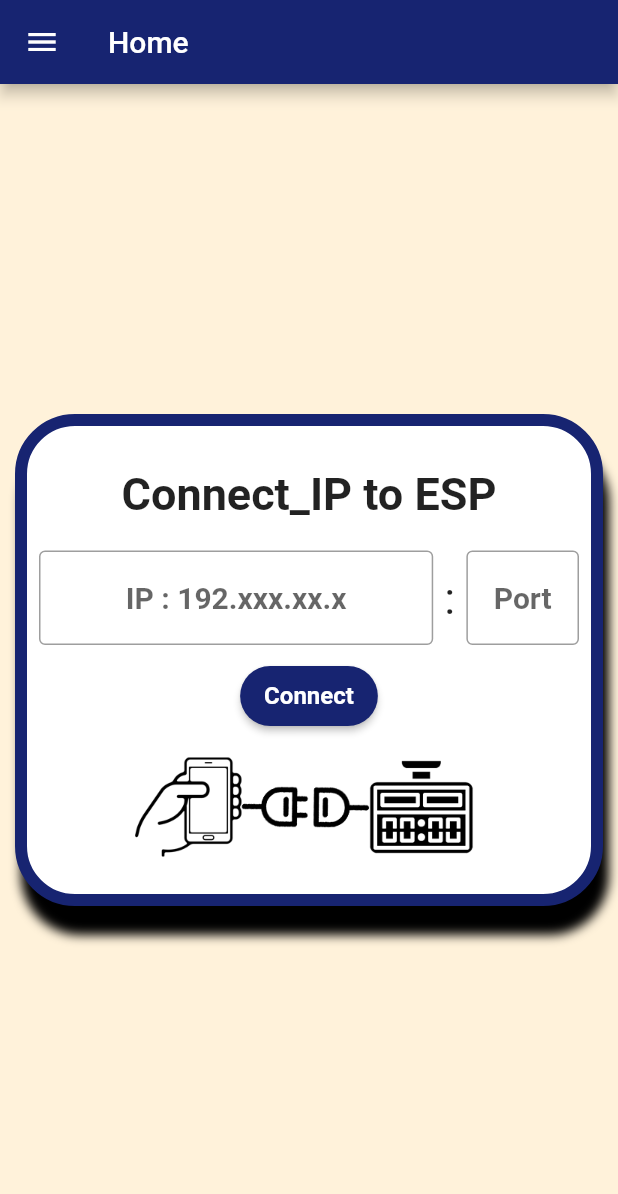
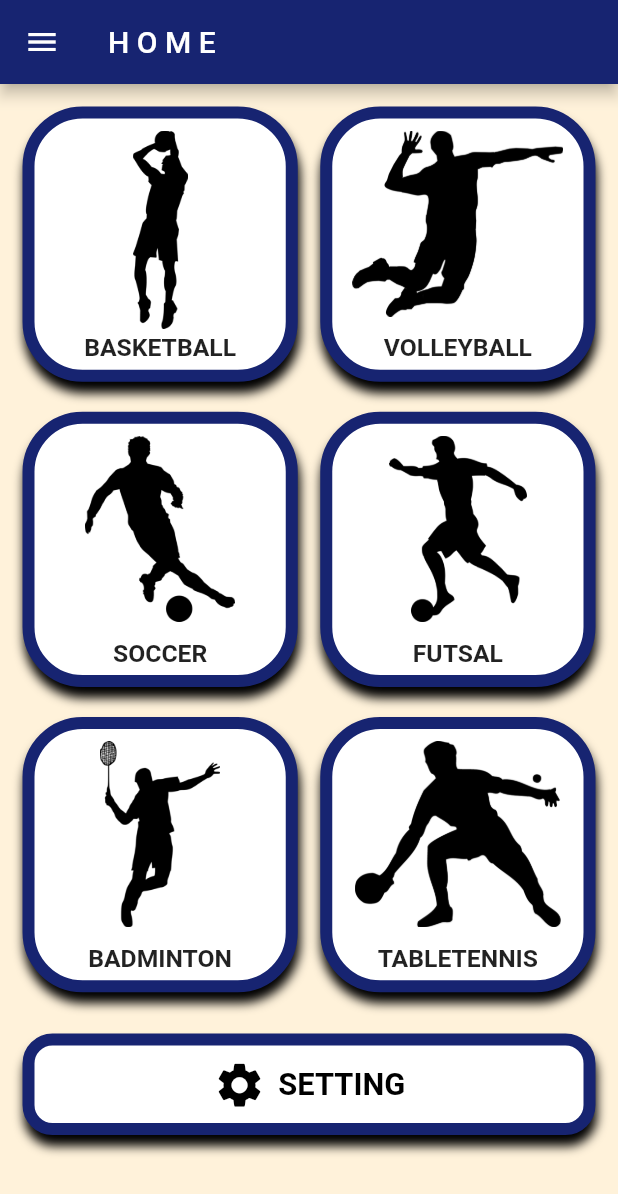
Before and after one commit to Methapon2001/rmutl-scoreboard, a Flutter app: the screen it shows after launch, on a phone screen of 412 x 824 dp. Shown: the top 1194 px of the screen. Run offline on Flutter 3.47's test engine with Material 2 defaults, Android fonts, the light colour scheme and no system bars; our stand-ins replace fluttertoast, quickalert, sizer.

Commit message:
create new page for setting

```diff
--- a/lib/views/home.dart
+++ b/lib/views/home.dart
@@ -1,6 +1,6 @@
 import "package:flutter/material.dart";
+import 'package:scoreboard/widgets/image_sport.dart';
 import 'package:scoreboard/widgets/menu.dart';
-import 'package:scoreboard/widgets/connect_ip.dart';
 
 import '../widgets/bar.dart';
 
@@ -15,41 +15,15 @@ class _MyHomePageState extends State<MyHomePage> {
   @override
   Widget build(BuildContext context) {
     return Scaffold(
-      appBar: Titlebar().appBar("Home"),
-      drawer: const MenuDrawer(index: 0),
-      body: Container(
-        color: const Color.fromARGB(255, 255, 242, 218),
-        width: MediaQuery.of(context).size.width,
-        height: MediaQuery.of(context).size.height,
-        child: Padding(
-          padding: const EdgeInsets.all(10.0),
-          child: Column(
-        mainAxisAlignment: MainAxisAlignment.center,
-        // ignore: prefer_const_literals_to_create_immutables
-        children: <Widget>[
-          SizedBox(
-            child: Container(
-              decoration: BoxDecoration(
-                  border: Border.all(
-                      color: const Color.fromARGB(255, 23, 36, 113),
-                      width: 8.0),
-                  borderRadius: const BorderRadius.all(
-                    Radius.circular(40),
-                  ),
-                  color: Colors.white,
-                  boxShadow: const [
-                    BoxShadow(
-                        color: Colors.black,
-                        blurRadius: 5,
-                        offset: Offset(4, 19))
-                  ]),
-              child: const ConnectIP(),
-            ),
-          ),
-        ],
-          ),
-        ),
-      ),
-    );
+        appBar: Titlebar().appBar("H O M E"),
+        drawer: const MenuDrawer(index: 0),
+        backgroundColor: MyBackgroundColor,
+        body: SingleChildScrollView(
+          physics: const NeverScrollableScrollPhysics(),
+          child: SizedBox(
+              width: MediaQuery.of(context).size.width,
+              height: MediaQuery.of(context).size.height,
+              child: const ImageSports()),
+        ));
   }
 }
--- a/lib/views/test.dart
+++ b/lib/views/setting.dart
@@ -1,21 +1,21 @@
 import "package:flutter/material.dart";
 import 'package:scoreboard/widgets/menu.dart';
-import 'package:scoreboard/widgets/connect_test.dart';
+import 'package:scoreboard/widgets/connect_database.dart';
 
 import '../widgets/bar.dart';
 
-class Tester extends StatefulWidget {
-  const Tester({super.key});
+class SettingPage extends StatefulWidget {
+  const SettingPage({super.key});
 
   @override
-  State<Tester> createState() => _TesterState();
+  State<SettingPage> createState() => _SettingPageState();
 }
 
-class _TesterState extends State<Tester> {
+class _SettingPageState extends State<SettingPage> {
   @override
   Widget build(BuildContext context) {
     return Scaffold(
-      appBar: Titlebar().appBar("Test"),
+      appBar: Titlebar().appBar("S E T T I N G"),
       drawer: const MenuDrawer(index: 7),
       body: Container(
         color: const Color.fromARGB(255, 255, 242, 218),
@@ -42,7 +42,7 @@ class _TesterState extends State<Tester> {
                       blurRadius: 5,
                       offset: Offset(4, 19))
                 ]),
-              child: ConnectTest(),
+              child: ConnectDatabase(),
           ),
         ],
           ),
--- a/lib/widgets/connect_test.dart
+++ b/lib/widgets/connect_database.dart
@@ -1,14 +1,14 @@
 import 'package:flutter/material.dart';
-import 'package:scoreboard/views/basketball.dart';
+import 'package:scoreboard/views/home.dart';
 
-class ConnectTest extends StatefulWidget {
-  const ConnectTest({super.key});
+class ConnectDatabase extends StatefulWidget {
+  const ConnectDatabase({super.key});
 
   @override
-  State<ConnectTest> createState() => _ConnectTestState();
+  State<ConnectDatabase> createState() => _ConnectDatabaseState();
 }
 
-class _ConnectTestState extends State<ConnectTest> {
+class _ConnectDatabaseState extends State<ConnectDatabase> {
   final TextEditingController lineToken = TextEditingController();
   @override
   Widget build(BuildContext context) {
@@ -49,7 +49,7 @@ class _ConnectTestState extends State<ConnectTest> {
                   textAlign: TextAlign.center,
                   decoration: const InputDecoration(
                     contentPadding: EdgeInsets.all(8),
-                    labelText: 'Address',
+                    labelText: 'Database Text',
                     border: OutlineInputBorder(
                         borderRadius: BorderRadius.all(Radius.circular(12))),
                   ),
@@ -83,7 +83,7 @@ class _ConnectTestState extends State<ConnectTest> {
                 Navigator.push(
                     context,
                     MaterialPageRoute(
-                        builder: (context) => const BasketballPage()));
+                        builder: (context) => const MyHomePage()));
               },
               child: const Icon(Icons.keyboard_double_arrow_right)),
         ]),
--- /dev/null
+++ b/lib/widgets/image_sport.dart
@@ -0,0 +1,337 @@
+import 'package:flutter/material.dart';
+import 'package:scoreboard/views/badminton.dart';
+import 'package:scoreboard/views/basketball.dart';
+import 'package:scoreboard/views/futsal.dart';
+import 'package:scoreboard/views/soccer.dart';
+import 'package:scoreboard/views/tabletennis.dart';
+import 'package:scoreboard/views/setting.dart';
+import 'package:scoreboard/views/volleyball.dart';
+import 'package:sizer/sizer.dart';
+
+class ImageSports extends StatefulWidget {
+  const ImageSports({super.key});
+
+  @override
+  State<ImageSports> createState() => _ImageSportsState();
+}
+
+class _ImageSportsState extends State<ImageSports> {
+  @override
+  Widget build(BuildContext context) {
+    return SingleChildScrollView(
+      physics: const NeverScrollableScrollPhysics(),
+      child: Column(
+        children: [
+          SizedBox(
+            height: 75.h,
+            child: GridView.count(
+              physics: const NeverScrollableScrollPhysics(),
+              padding: const EdgeInsets.all(15),
+              crossAxisCount: 2,
+              crossAxisSpacing: 15,
+              mainAxisSpacing: 20,
+              children: [
+                Container(
+                  decoration: BoxDecoration(
+                      border: Border.all(
+                          color: const Color.fromARGB(255, 23, 36, 113),
+                          width: 8.0),
+                      borderRadius: const BorderRadius.all(
+                        Radius.circular(40),
+                      ),
+                      color: Colors.white,
+                      boxShadow: const [
+                        BoxShadow(
+                            color: Colors.black,
+                            blurRadius: 5,
+                            offset: Offset(1, 7))
+                      ]),
+                  child: Stack(
+                    children: [
+                      SizedBox(
+                          width: MediaQuery.of(context).size.width,
+                          height: 18.h,
+                          child: IconButton(
+                              onPressed: () {
+                                Navigator.push(
+                                    context,
+                                    MaterialPageRoute(
+                                        builder: (context) =>
+                                            const BasketballPage()));
+                              },
+                              icon: Image.asset(
+                                  'image/basketball/basketballplay.png'))),
+                      Container(
+                        padding: const EdgeInsets.all(5.0),
+                        alignment: Alignment.bottomCenter,
+                        child: Text(
+                          'BASKETBALL',
+                          style: TextStyle(
+                              fontWeight: FontWeight.bold, fontSize: 12.sp),
+                        ),
+                      )
+                    ],
+                  ),
+                ),
+                Container(
+                  decoration: BoxDecoration(
+                      border: Border.all(
+                          color: const Color.fromARGB(255, 23, 36, 113),
+                          width: 8.0),
+                      borderRadius: const BorderRadius.all(
+                        Radius.circular(40),
+                      ),
+                      color: Colors.white,
+                      boxShadow: const [
+                        BoxShadow(
+                            color: Colors.black,
+                            blurRadius: 5,
+                            offset: Offset(1, 7))
+                      ]),
+                  child: Stack(
+                    children: [
+                      SizedBox(
+                          width: MediaQuery.of(context).size.width,
+                          height: 17.h,
+                          child: IconButton(
+                              onPressed: () {
+                                Navigator.push(
+                                    context,
+                                    MaterialPageRoute(
+                                        builder: (context) =>
+                                            const VolleyballPage()));
+                              },
+                              icon: Image.asset(
+                                  'image/volleyball/volleyballplay.png'))),
+                      Container(
+                        padding: const EdgeInsets.all(5.0),
+                        alignment: Alignment.bottomCenter,
+                        child: Text(
+                          'VOLLEYBALL',
+                          style: TextStyle(
+                              fontWeight: FontWeight.bold, fontSize: 12.sp),
+                        ),
+                      )
+                    ],
+                  ),
+                ),
+                Container(
+                  decoration: BoxDecoration(
+                      border: Border.all(
+                          color: const Color.fromARGB(255, 23, 36, 113),
+                          width: 8.0),
+                      borderRadius: const BorderRadius.all(
+                        Radius.circular(40),
+                      ),
+                      color: Colors.white,
+                      boxShadow: const [
+                        BoxShadow(
+                            color: Colors.black,
+                            blurRadius: 5,
+                            offset: Offset(1, 7))
+                      ]),
+                  child: Stack(
+                    children: [
+                      SizedBox(
+                          width: MediaQuery.of(context).size.width,
+                          height: 17.h,
+                          child: IconButton(
+                              onPressed: () {
+                                Navigator.push(
+                                    context,
+                                    MaterialPageRoute(
+                                        builder: (context) =>
+                                            const SoccerPage()));
+                              },
+                              icon:
+                                  Image.asset('image/soccer/soccerplay.png'))),
+                      Container(
+                        padding: const EdgeInsets.all(5.0),
+                        alignment: Alignment.bottomCenter,
+                        child: Text(
+                          'SOCCER',
+                          style: TextStyle(
+                              fontWeight: FontWeight.bold, fontSize: 12.sp),
+                        ),
+                      )
+                    ],
+                  ),
+                ),
+                Container(
+                  decoration: BoxDecoration(
+                      border: Border.all(
+                          color: const Color.fromARGB(255, 23, 36, 113),
+                          width: 8.0),
+                      borderRadius: const BorderRadius.all(
+                        Radius.circular(40),
+                      ),
+                      color: Colors.white,
+                      boxShadow: const [
+                        BoxShadow(
+                            color: Colors.black,
+                            blurRadius: 5,
+                            offset: Offset(1, 7))
+                      ]),
+                  child: Stack(
+                    children: [
+                      SizedBox(
+                          width: MediaQuery.of(context).size.width,
+                          height: 17.h,
+                          child: IconButton(
+                              onPressed: () {
+                                Navigator.push(
+                                    context,
+                                    MaterialPageRoute(
+                                        builder: (context) =>
+                                            const FutsalPage()));
+                              },
+                              icon:
+                                  Image.asset('image/futsal/futsalplay.png'))),
+                      Container(
+                        padding: const EdgeInsets.all(5.0),
+                        alignment: Alignment.bottomCenter,
+                        child: Text(
+                          'FUTSAL',
+                          style: TextStyle(
+                              fontWeight: FontWeight.bold, fontSize: 12.sp),
+                        ),
+                      )
+                    ],
+                  ),
+                ),
+                Container(
+                  decoration: BoxDecoration(
+                      border: Border.all(
+                          color: const Color.fromARGB(255, 23, 36, 113),
+                          width: 8.0),
+                      borderRadius: const BorderRadius.all(
+                        Radius.circular(40),
+                      ),
+                      color: Colors.white,
+                      boxShadow: const [
+                        BoxShadow(
+                            color: Colors.black,
+                            blurRadius: 5,
+                            offset: Offset(1, 7))
+                      ]),
+                  child: Stack(
+                    children: [
+                      SizedBox(
+                          width: MediaQuery.of(context).size.width,
+                          height: 17.h,
+                          child: IconButton(
+                              onPressed: () {
+                                Navigator.push(
+                                    context,
+                                    MaterialPageRoute(
+                                        builder: (context) =>
+                                            const BadmintonPage()));
+                              },
+                              icon: Image.asset(
+                                  'image/badminton/badmintonplay.png'))),
+                      Container(
+                        padding: const EdgeInsets.all(5.0),
+                        alignment: Alignment.bottomCenter,
+                        child: Text(
+                          'BADMINTON',
+                          style: TextStyle(
+                              fontWeight: FontWeight.bold, fontSize: 12.sp),
+                        ),
+                      )
+                    ],
+                  ),
+                ),
+                Container(
+                  decoration: BoxDecoration(
+                      border: Border.all(
+                          color: const Color.fromARGB(255, 23, 36, 113),
+                          width: 8.0),
+                      borderRadius: const BorderRadius.all(
+                        Radius.circular(40),
+                      ),
+                      color: Colors.white,
+                      boxShadow: const [
+                        BoxShadow(
+                            color: Colors.black,
+                            blurRadius: 5,
+                            offset: Offset(1, 7))
+                      ]),
+                  child: Stack(
+                    children: [
+                      SizedBox(
+                          width: MediaQuery.of(context).size.width,
+                          height: 17.h,
+                          child: IconButton(
+                              onPressed: () {
+                                Navigator.push(
+                                    context,
+                                    MaterialPageRoute(
+                                        builder: (context) =>
+                                            const TabletennisPage()));
+                              },
+                              icon: Image.asset(
+                                  'image/pingpong/pingpongplay.png'))),
+                      Container(
+                        padding: const EdgeInsets.all(5.0),
+                        alignment: Alignment.bottomCenter,
+                        child: Text(
+                          'TABLETENNIS',
+                          style: TextStyle(
+                              fontWeight: FontWeight.bold, fontSize: 12.sp),
+                        ),
+                      ),
+                    ],
+                  ),
+                ),
+              ],
+            ),
+          ),
+          SizedBox(
+              height: 40.h,
+              child: ListView(
+                padding: const EdgeInsets.all(15),
+                children: [
+                  Container(
+                    decoration: BoxDecoration(
+                        border: Border.all(
+                            color: const Color.fromARGB(255, 23, 36, 113),
+                            width: 8.0),
+                        borderRadius: const BorderRadius.all(
+                          Radius.circular(20),
+                        ),
+                        color: Colors.white,
+                        boxShadow: const [
+                          BoxShadow(
+                              color: Colors.black,
+                              blurRadius: 5,
+                              offset: Offset(1, 7))
+                        ]),
+                    child: Center(
+                        child: TextButton.icon(
+                            onPressed: () {
+                              Navigator.push(
+                                  context,
+                                  MaterialPageRoute(
+                                      builder: (context) =>
+                                          const SettingPage()));
+                            },
+                            icon: Icon(
+                              Icons.settings,
+                              size: 26.sp,
+                              color: Colors.black,
+                            ),
+                            label: Text(
+                              'SETTING',
+                              style: TextStyle(
+                                  fontSize: 15.sp,
+                                  fontWeight: FontWeight.bold,
+                                  color: Colors.black),
+                            ))),
+                  ),
+                ],
+              ))
+        ],
+      ),
+    );
+  }
+}
```
